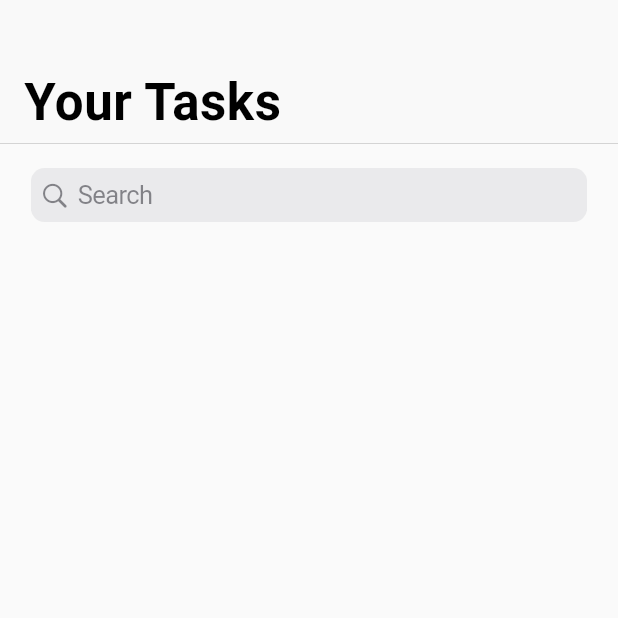
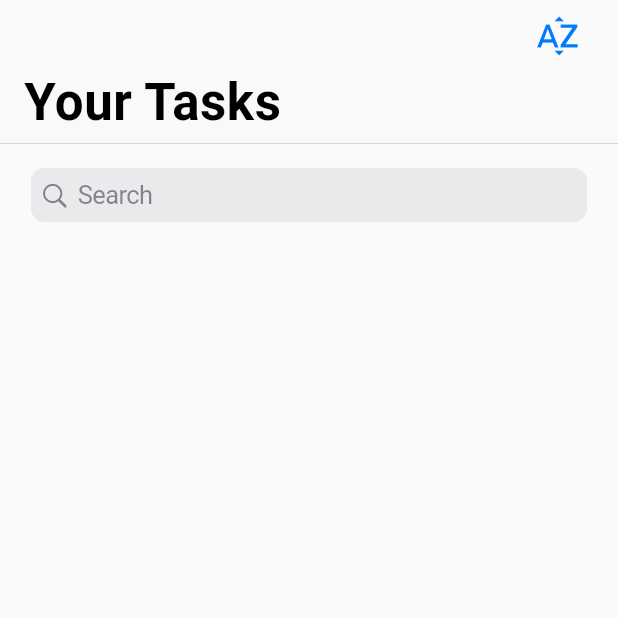
Before and after one commit to TuanHungVU1202/PeerReminder, a Flutter app: the screen it shows after launch, after a tap on "Sign Up", on a phone screen of 412 x 824 dp, the top half of it. Run offline on Flutter 3.47's test engine with Material 2 defaults, Android fonts, the light colour scheme and no system bars; our stand-ins replace basic_utils, contacts_service, flutter_slidable, ionicons, permission_handler; missing offline and left inert: add_2_calendar, simple_autocomplete_formfield; network calls fail.

Commit message:
Add Sort button on appbar

```diff
--- a/peer_reminder_flutter/lib/tasks/AbstractTaskList.dart
+++ b/peer_reminder_flutter/lib/tasks/AbstractTaskList.dart
@@ -7,6 +7,7 @@ import 'package:peer_reminder_flutter/tasks/component/BodyTaskListYourTasks.dart
 import 'package:peer_reminder_flutter/tasks/provider/BodyTaskListProvider.dart';
 import 'package:permission_handler/permission_handler.dart';
 import 'package:provider/provider.dart';
+import '../common/Constant.dart';
 import 'TaskFormPage.dart';
 import 'model/Task.dart';
 
@@ -77,6 +78,7 @@ class AbstractTaskListState<T extends AbstractTaskList> extends State<T> {
     return CupertinoSliverNavigationBar(
       largeTitle: Text(largeTitle),
       automaticallyImplyLeading: false,
+      trailing: _createSortButton(),
     );
   }
 
@@ -111,6 +113,18 @@ class AbstractTaskListState<T extends AbstractTaskList> extends State<T> {
   // Update state for the BodyTaskList
   Widget createBodyTaskList() {
     return const BodyTaskListYourTasks();
+  }
+
+  Material _createSortButton() {
+    return Material(
+        child: IconButton(
+      icon: const Icon(Icons.sort_by_alpha),
+      tooltip: 'Sort',
+      onPressed: () {
+        // FIXME: add sort function and change icon here
+        print("Sorting");
+      },
+    ));
   }
 
   // -----------------------------
@@ -154,43 +168,4 @@ class AbstractTaskListState<T extends AbstractTaskList> extends State<T> {
     }
     return true;
   }
-
-  // void removeTaskFromList(int itemIndex) {
-  //   originalTaskList.removeAt(itemIndex);
-  //   filteredTaskList = originalTaskList;
-  //   setState(() {});
-  // }
-
-  // Future<void> updateTask(Task task) async {
-  //   // TODO: Handle update response carefully
-  //   // The response is Date from java with startDateTime, endDateTime instead of String
-  //   final response = await taskService.updateTask(task);
-  //
-  //   if (response.statusCode == HttpStatus.ok) {
-  //     var responseJson = jsonDecode(response.body);
-  //     // task = Task.fromJson(responseJson);
-  //     print("Updating task: ");
-  //     print(responseJson);
-  //   } else {
-  //     throw Exception('TaskList::_saveTask(): Failed to update Task');
-  //   }
-  // }
-
-  // Get very first task list from DB
-  // void getTaskLists() {
-  //   fetchedTaskList.then((taskList) {
-  //     for (var task in taskList) {
-  //       originalTaskList.add(task);
-  //     }
-  //
-  //     filteredTaskList = originalTaskList;
-  //
-  //     // TODO: find better way to fetch Task List in the beginning
-  //     Future.delayed(const Duration(milliseconds: 20), () {
-  //       setState(() {
-  //         bodyWidgetList = createBodyWidgetList();
-  //       });
-  //     });
-  //   });
-  // }
 }
```
